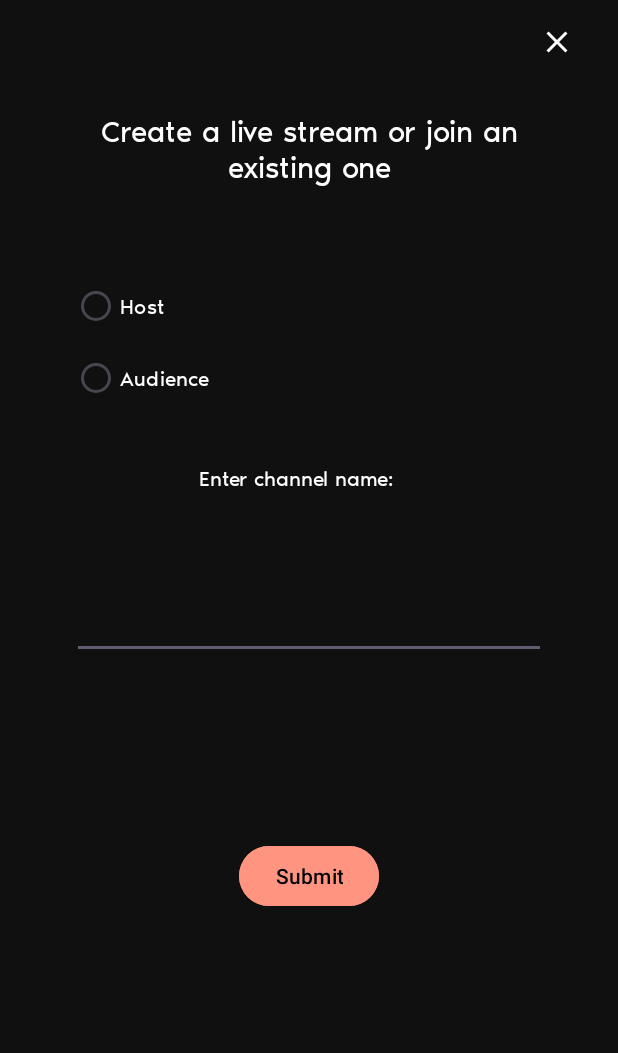
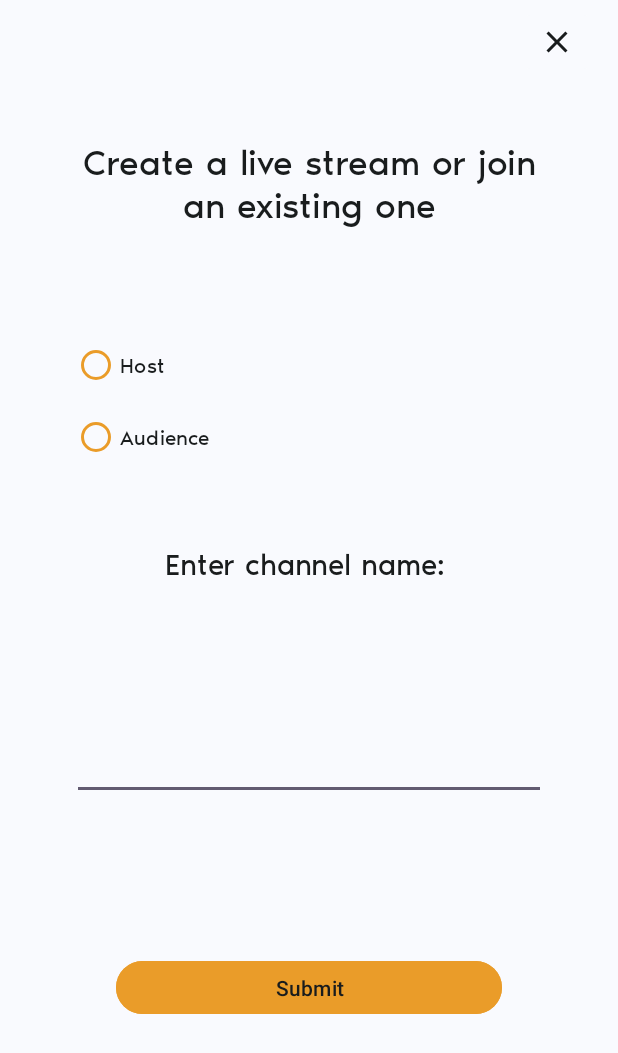
Before and after one commit to Seanomatic123/VideoStreamingApp, an Android app: the LiveVideoChoiceActivity screen opened directly, with no data from a screen before it, on a phone screen of 412 x 824 dp. Shown: the top 1053 px of the screen. Run offline under Robolectric (Android 15) with nearby library versions, the phone set to English and light mode, and no system bars; libraries missing offline, so code that uses them is left out: io.agora.rtc2.

Commit message:
Alter User Interface

```diff
--- a/app/build.gradle
+++ b/app/build.gradle
@@ -46,4 +46,5 @@ dependencies {
 
     implementation 'io.agora.rtc:full-sdk:4.1.1'
 
+
 }
--- /dev/null
+++ b/app/src/main/res/drawable/checked_radio_button.xml
@@ -0,0 +1,6 @@
+<?xml version="1.0" encoding="utf-8"?>
+<shape xmlns:android="http://schemas.android.com/apk/res/android">
+    <solid android:color="@color/yellowbutton" />
+    <stroke android:color="@color/blacktext" android:width="2dp" />
+    <corners android:radius="1000dp" />
+</shape>
--- /dev/null
+++ b/app/src/main/res/drawable/radio_button_custom.xml
@@ -0,0 +1,10 @@
+<?xml version="1.0" encoding="utf-8"?>
+<selector xmlns:android="http://schemas.android.com/apk/res/android">
+
+    <!-- Unselected state -->
+    <item android:drawable="@drawable/unchecked_radio_button" android:state_checked="false" />
+
+    <!-- Selected state -->
+    <item android:drawable="@drawable/checked_radio_button" android:state_checked="true" />
+
+</selector>
--- /dev/null
+++ b/app/src/main/res/drawable/unchecked_radio_button.xml
@@ -0,0 +1,6 @@
+<?xml version="1.0" encoding="utf-8"?>
+<shape xmlns:android="http://schemas.android.com/apk/res/android">
+    <solid android:color="@color/whitebackground" />
+    <stroke android:color="@color/blacktext" android:width="2dp" />
+    <corners android:radius="1000dp" />
+</shape>
--- a/app/src/main/res/layout/activity_live_video_choice.xml
+++ b/app/src/main/res/layout/activity_live_video_choice.xml
@@ -4,19 +4,19 @@
     xmlns:tools="http://schemas.android.com/tools"
     android:layout_width="match_parent"
     android:layout_height="match_parent"
-    android:background="@color/blackback"
+    android:background="@color/whitebackground"
     tools:context=".LiveVideoChoiceActivity">
 
     <TextView
         android:id="@+id/textview"
-        android:layout_width="283dp"
-        android:layout_height="60dp"
+        android:layout_width="316dp"
+        android:layout_height="99dp"
         android:layout_marginTop="72dp"
         android:fontFamily="@font/noir_pro_regular"
         android:text="Create a live stream or join an existing one"
-        android:textAlignment="center"
-        android:textColor="#FFFFFF"
-        android:textSize="20sp"
+        android:gravity="center"
+        android:textColor="@color/blacktext"
+        android:textSize="24sp"
         app:layout_constraintEnd_toEndOf="parent"
         app:layout_constraintStart_toStartOf="parent"
         app:layout_constraintTop_toTopOf="parent" />
@@ -37,24 +37,27 @@
         app:layout_constraintTop_toBottomOf="@+id/textview"
         app:layout_constraintVertical_bias="0.481">
 
-        <RadioButton
+        <com.google.android.material.radiobutton.MaterialRadioButton
             android:id="@+id/hostchoice"
-            android:layout_width="wrap_content"
+            android:layout_width="match_parent"
             android:layout_height="wrap_content"
             android:fontFamily="@font/noir_pro_regular"
             android:onClick="onRadioButtonClicked"
+            app:buttonTint="@color/yellowbutton"
             android:text="@string/host"
-            android:textColor="#FFFFFF"
+            android:textColor="@color/blacktext"
             android:textSize="14sp" />
 
-        <RadioButton
+        <com.google.android.material.radiobutton.MaterialRadioButton
             android:id="@+id/audiencechoice"
-            android:layout_width="wrap_content"
+            android:layout_width="match_parent"
             android:layout_height="wrap_content"
             android:fontFamily="@font/noir_pro_regular"
             android:onClick="onRadioButtonClicked"
             android:text="@string/audience"
-            android:textColor="#FFFFFF"
+            app:buttonTint="@color/yellowbutton"
+            android:textColor="@color/blacktext"
+            android:gravity="center_vertical"
             android:textSize="14sp" />
     </RadioGroup>
 
@@ -65,36 +68,37 @@
         android:layout_marginStart="48dp"
         android:layout_marginEnd="48dp"
         android:fontFamily="@font/noir_pro_regular"
-        android:textColor="#FFFFFF"
+        android:textColor="@color/blacktext"
         app:layout_constraintBottom_toTopOf="@+id/submitbutton"
         app:layout_constraintEnd_toEndOf="parent"
         app:layout_constraintHorizontal_bias="0.0"
         app:layout_constraintStart_toStartOf="parent"
         app:layout_constraintTop_toBottomOf="@+id/textview2"
-        app:layout_constraintVertical_bias="0.281" />
+        app:layout_constraintVertical_bias="0.447" />
 
     <TextView
         android:id="@+id/textview2"
-        android:layout_width="147dp"
-        android:layout_height="37dp"
+        android:layout_width="250dp"
+        android:layout_height="56dp"
         android:layout_marginTop="32dp"
         android:fontFamily="@font/noir_pro_regular"
+        android:gravity="center"
         android:text="Enter channel name: "
-        android:textColor="#FFFFFF"
-        android:textSize="14sp"
+        android:textColor="@color/blacktext"
+        android:textSize="20sp"
         app:layout_constraintEnd_toEndOf="@+id/enterchannelname"
         app:layout_constraintStart_toStartOf="@+id/enterchannelname"
         app:layout_constraintTop_toBottomOf="@+id/radiochoice" />
 
     <Button
         android:id="@+id/submitbutton"
-        android:layout_width="wrap_content"
-        android:layout_height="wrap_content"
-        android:backgroundTint="@color/pinka"
-        android:layout_marginBottom="216dp"
+        android:layout_width="257dp"
+        android:layout_height="43dp"
+        android:layout_marginBottom="144dp"
+        android:backgroundTint="@color/yellowbutton"
         android:onClick="onSubmit"
         android:text="Submit"
-        android:textColor="#000000"
+        android:textColor="@color/blacktext"
         app:layout_constraintBottom_toBottomOf="parent"
         app:layout_constraintLeft_toLeftOf="parent"
         app:layout_constraintRight_toRightOf="parent" />
@@ -104,12 +108,12 @@
         android:layout_width="48dp"
         android:layout_height="48dp"
         android:layout_marginTop="4dp"
-        android:backgroundTint="#101010"
+        android:backgroundTint="@color/whitebackground"
         app:layout_constraintEnd_toEndOf="parent"
         app:layout_constraintHorizontal_bias="0.955"
         app:layout_constraintStart_toStartOf="parent"
         app:layout_constraintTop_toTopOf="parent"
         app:srcCompat="@drawable/cancelicon"
-        app:tint="#FFFFFF" />
+        app:tint="@color/blacktext" />
 
 </androidx.constraintlayout.widget.ConstraintLayout>
```
